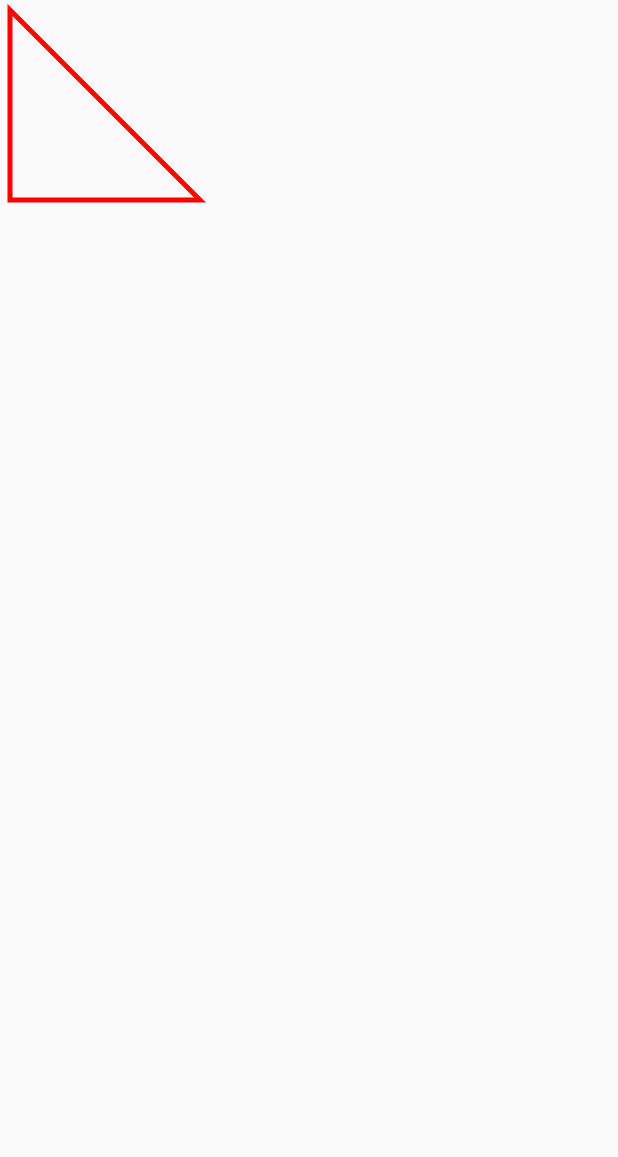
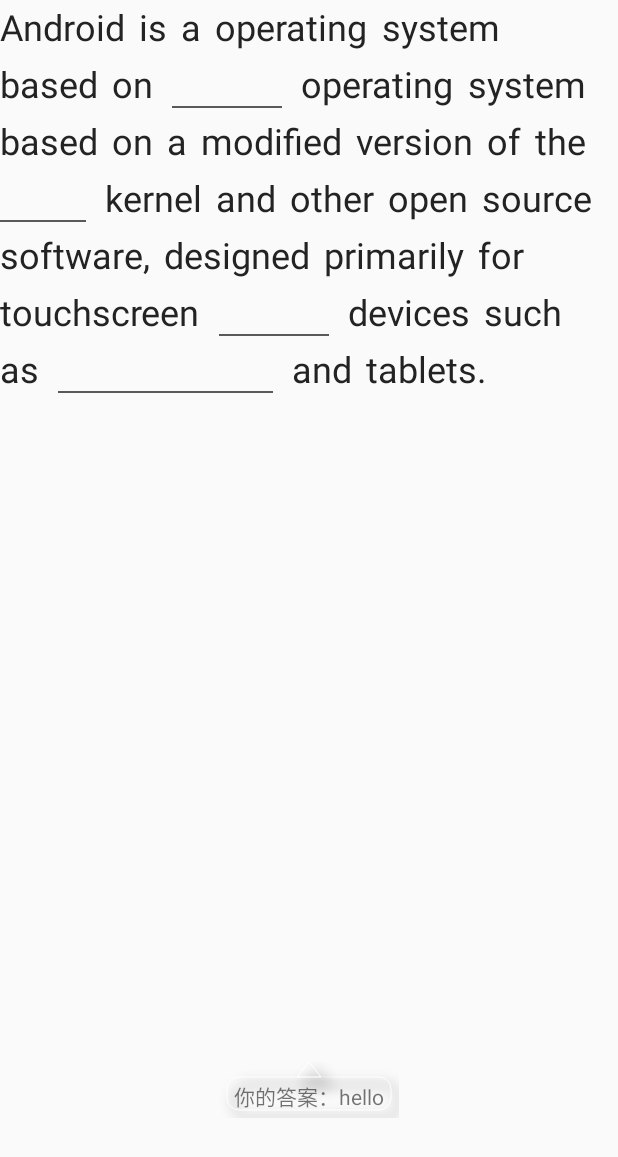
Before and after one commit to yibulaxi/DevNotes, an Android app: the screen it shows after launch (ViewActivity before the commit, WordActivity after it), on a phone screen of 412 x 824 dp. Shown: the top 1157 px of the screen. Run offline under Robolectric (Android 15) with nearby library versions, the phone set to English and light mode, and no system bars.

Commit message:
1. 尝试绘制 AlertView

```diff
--- a/app/src/main/AndroidManifest.xml
+++ b/app/src/main/AndroidManifest.xml
@@ -9,7 +9,7 @@
         android:roundIcon="@drawable/app_icon"
         android:supportsRtl="true"
         android:theme="@style/NoTitle">
-        <activity android:name="cn.kk.elementary.chapter1.ViewActivity">
+        <activity android:name=".WordActivity">
             <intent-filter>
                 <action android:name="android.intent.action.MAIN" />
 
--- a/app/src/main/java/cn/kk/customview/WordActivity.kt
+++ b/app/src/main/java/cn/kk/customview/WordActivity.kt
@@ -1,23 +1,16 @@
 package cn.kk.customview
 
-import android.graphics.Color
 import android.os.Bundle
-import android.view.Gravity
-import android.view.ViewGroup
-import android.widget.Button
-import android.widget.EditText
-import android.widget.TextView
 import android.widget.Toast
 import androidx.appcompat.app.AppCompatActivity
 import cn.kk.customview.utils.MyData
-import cn.kk.customview.widget.FlowLayout
-import cn.kk.customview.widget.InputView
+import cn.kk.customview.widget.WordInputViewNew
 import kotlinx.android.synthetic.main.activity_word.*
 
 val SENTENCES =
     "Android is a mobile operating system based on a modified version of the Linux kernel and other open source software, designed primarily for touchscreen mobile devices such as smartphones and tablets."
 
-class WordActivity : AppCompatActivity(), InputView.OnSpellFinishListener {
+class WordActivity : AppCompatActivity(), WordInputViewNew.OnSpellFinishListener {
 
     override fun onCreate(savedInstanceState: Bundle?) {
         super.onCreate(savedInstanceState)
--- a/app/src/main/java/cn/kk/customview/utils/ValueUtil.kt
+++ b/app/src/main/java/cn/kk/customview/utils/ValueUtil.kt
@@ -22,5 +22,4 @@ class ValueUtil {
             ).toInt()
         }
     }
-
 }
--- a/app/src/main/java/cn/kk/customview/widget/AlertView.kt
+++ b/app/src/main/java/cn/kk/customview/widget/AlertView.kt
@@ -21,32 +21,57 @@ private const val TAG = "AlertView"
 class AlertView(context: Context?, attrs: AttributeSet?) : TextView(context, attrs) {
     val paint: Paint = Paint(Paint.ANTI_ALIAS_FLAG)
     val rect: RectF = RectF()
+    val roundRX = ValueUtil.dp2px(8f)
+    val roundRY = ValueUtil.dp2px(8f)
 
     constructor(context: Context?) : this(context, null)
 
     init {
         paint.apply {
             style = Paint.Style.STROKE
+            setShadowLayer(10f,8f,8f,Color.BLACK)
         }
-        setPadding(ValueUtil.dp2pxInt(4f))
+        setPadding(ValueUtil.dp2pxInt(10f),ValueUtil.dp2pxInt(12f),ValueUtil.dp2pxInt(10f),ValueUtil.dp2pxInt(4f))
         elevation = ValueUtil.dp2px(20f)
         gravity = Gravity.START
-        setBackgroundColor(Color.WHITE)
+//        setBackgroundColor(Color.WHITE)
+
     }
 
-    override fun onMeasure(widthMeasureSpec: Int, heightMeasureSpec: Int) {
-        val width = paint.measureText(text.toString())
-
-
-    }
 
     override fun onDraw(canvas: Canvas) {
         super.onDraw(canvas)
 
-        /* // 绘制边框形状
-         rect.right = width - 5f
-         rect.bottom = height - 5f
-         canvas.drawRoundRect(rect,8f,8f,paint)*/
+        canvas.drawARGB(0, 255, 255, 255)
+
+        // 绘制边框形状
+        rect.left = 8f
+        rect.right = width.toFloat() - 8
+        rect.top = ValueUtil.dp2px(10f)
+        rect.bottom = height.toFloat() - 8f
+
+        paint.style = Paint.Style.STROKE
+        paint.color = Color.WHITE
+        canvas.drawRoundRect(rect, roundRX, roundRY, paint)
+
+
+        // 绘制三角形
+        val path = Path()
+        val siderSize = ValueUtil.dp2px(16f)
+
+        val startAPX = width / 2f - siderSize / 2f
+        val startAPY = rect.top
+
+
+
+        path.moveTo(startAPX,startAPY)
+        path.lineTo(width / 2f,0f)
+        path.lineTo(startAPX + siderSize,startAPY)
+        path.close()
+
+        canvas.drawPath(path,paint)
+
+
 
     }
 }
--- a/app/src/main/java/cn/kk/customview/widget/InputView.kt
+++ b/app/src/main/java/cn/kk/customview/widget/WordInputViewNew.kt
@@ -2,6 +2,7 @@ package cn.kk.customview.widget
 
 import android.app.Activity
 import android.content.Context
+import android.content.res.Resources
 import android.graphics.Canvas
 import android.graphics.Color
 import android.graphics.Paint
@@ -9,23 +10,26 @@ import android.text.*
 import android.text.style.ForegroundColorSpan
 import android.util.AttributeSet
 import android.util.Log
+import android.util.TypedValue
 import android.view.*
 import android.view.inputmethod.EditorInfo
 import android.view.inputmethod.InputMethodManager
 import android.widget.EditText
 import android.widget.TextView
 import cn.kk.customview.R
-import cn.kk.customview.utils.ValueUtil
+import cn.kk.customview.widget.WordInputViewNew.Companion.dp2px
+import cn.kk.customview.widget.WordInputViewNew.Companion.dp2pxInt
 import java.util.*
 
 private const val TAG = "InputView"
+
 // 要隐藏（默写）的单词标签前半部分
 val PRE_WORD_KEY_STR = "<span class=\"key\">"
 
 // 要隐藏（默写）的单词标签后半部分
 val SUFFIX_WORD_KEY_STR = "</span>"
 
-val CHILD_VIEW_HEIGHT = ValueUtil.dp2pxInt(35f)
+val CHILD_VIEW_HEIGHT = dp2pxInt(35f)
 val TEXT_SZIE_OF_NORMAL_WORD = 24f
 val TEXT_SZIE_OF_SPACE_WORD = 24f
 const val STATE_NORMAL = 0
@@ -33,10 +37,10 @@ const val STATE_ERROR = 1
 const val STATE_CORRECT = 2
 const val STATE_HELP = 3
 
-val WORD_SPACE_PADDING_BOTTOM = ValueUtil.dp2pxInt(1f)
-val WORD_NORMAL_PADDING_BOTTOM = ValueUtil.dp2pxInt(1f)
+val WORD_SPACE_PADDING_BOTTOM = dp2pxInt(1f)
+val WORD_NORMAL_PADDING_BOTTOM = dp2pxInt(1f)
 
-val WORD_SPACE_UNDER_LINE_THIN = ValueUtil.dp2px(1f)
+val WORD_SPACE_UNDER_LINE_THIN = dp2px(1f)
 
 // （拼写正确和拼写错误的颜色透明度都为 0.6, 转化成十六进制：99），且和要获取当前主题下面对应的颜色
 
@@ -62,7 +66,8 @@ val DEFAULT_WORD_SPACE_MAX_WIDTH_TIMES = 2 // 挖空单词填空的最大宽度
  * 4. 单词拼写后，答对答错的提示颜色需要确认是否和 iOS 统一
  */
 
-class InputView(context: Context?, attributeSet: AttributeSet?) : ViewGroup(context, attributeSet) {
+class WordInputViewNew(context: Context?, attributeSet: AttributeSet?) :
+    ViewGroup(context, attributeSet) {
 
     var inputViewWidth = 0
     var mVerticalSpacing = DEFAULT_VERTICAL_SPACING // 行间距
@@ -90,13 +95,13 @@ class InputView(context: Context?, attributeSet: AttributeSet?) : ViewGroup(cont
             field = value
         }
 
-    val inputView: InputView
+    val inputView: WordInputViewNew
 
     // 存放单词的 view 集合
     val wordViewList = mutableListOf<EditText>()
 
     // 存放单词的集合
-    val wordList = mutableListOf<InputView.Word>()
+    val wordList = mutableListOf<WordInputViewNew.Word>()
     var currentWord: Word? = null
     var currentSpellState = STATE_NORMAL
     var mCurrentUserInput = ""
@@ -111,12 +116,10 @@ class InputView(context: Context?, attributeSet: AttributeSet?) : ViewGroup(cont
         inputViewWidth = width
         alertView = TextView(context).apply {
             setBackgroundColor(Color.WHITE)
-            elevation = ValueUtil.dp2px(4f)
+            elevation = dp2px(4f)
         }
         wordUnderLinePaint.setColor(COLOR_SPACE_WORD_UNDER_LINE)
         wordUnderLinePaint.strokeWidth = WORD_SPACE_UNDER_LINE_THIN
-        // 设置水平方向的 padding 会导致最后几个 view 显示不出来，不知道为什么，因此先不设置 padding
-//        setPadding(16, 10, 16, 0)
 
         // ViewGroup 默认不会调用 onDraw() 所以，调用这个方法，让其调用 onDraw()
         setWillNotDraw(false)
@@ -550,7 +553,7 @@ class InputView(context: Context?, attributeSet: AttributeSet?) : ViewGroup(cont
         var alertMsg = ""
         if (inputWord.length > mCurrentFocusKeyWordAnswer.length) {
             alertMsg =
-                inputWord.substring(0, mCurrentFocusKeyWordAnswer.length - 1).plus("...")
+                inputWord.substring(0, mCurrentFocusKeyWordAnswer.length).plus("...")
         } else {
             alertMsg = inputWord
         }
@@ -576,21 +579,20 @@ class InputView(context: Context?, attributeSet: AttributeSet?) : ViewGroup(cont
 
         ((context as Activity).window.decorView as ViewGroup).addView(alertView.apply {
             val pre_str = "你的答案："
-            val alertMsg = "$pre_str${alertMsg}"
-            text = SpannableStringBuilder(alertMsg).apply {
+            val alertMsgStr = "$pre_str${alertMsg}"
+            text = SpannableStringBuilder(alertMsgStr).apply {
 
                 setSpan(
                     ForegroundColorSpan(COLOR_ERROR),
                     pre_str.length,
-                    alertMsg.length,
+                    alertMsgStr.length,
                     Spannable.SPAN_INCLUSIVE_EXCLUSIVE
                 )
             }
-            val paddingLeft = ValueUtil.dp2px(5f).toInt()
-            val paddingRight = ValueUtil.dp2px(5f).toInt()
-            val paddingBottom = ValueUtil.dp2px(5f).toInt()
+            val paddingLeft = dp2px(8f).toInt()
+            val paddingRight = dp2px(8f).toInt()
             setPadding(paddingLeft, 0, paddingRight, 0)
-            val targetWidth = this.paint.measureText(alertMsg) + paddingLeft + paddingRight
+            val targetWidth = this.paint.measureText(alertMsgStr) + paddingLeft + paddingRight
             Log.d(TAG, "onError: targetWidth= ${targetWidth}")
 
             var alertViewStartX = posX - targetWidth / 2
@@ -598,12 +600,12 @@ class InputView(context: Context?, attributeSet: AttributeSet?) : ViewGroup(cont
             alertViewStartX = Math.max(0f, alertViewStartX)
 
             //限制起点坐标右边界: alertViewStartX + targetWidth <= inputView width
-            alertViewStartX = Math.min(alertViewStartX, this@InputView.right.toFloat())
+            alertViewStartX = Math.min(alertViewStartX, this@WordInputViewNew.right.toFloat())
 
             setX(alertViewStartX)
-            setY(posY + currentFocusEditText!!.height + ValueUtil.dp2px(10f)) // 不知道为什么高度不够，所以再加一次
-//            setBackgroundResource(R.drawable.ic_alert_word_error)
-            setBackgroundResource(R.drawable.rectange_corner)
+            setY(posY + currentFocusEditText!!.height + dp2px(10f)) // 不知道为什么高度不够，所以再加一次
+//            setBackgroundResource(R.drawable.rectange_corner)
+            setBackgroundResource(R.drawable.ic_alert_word_error_big) // 用这个背景，第一次没有文字，找不到原因
             gravity = Gravity.CENTER_VERTICAL
 
             val myLayoutParams = LayoutParams(
@@ -878,8 +880,26 @@ class InputView(context: Context?, attributeSet: AttributeSet?) : ViewGroup(cont
                 return field
             }
 
-        fun isWord(): Boolean{
+        fun isWord(): Boolean {
             return spellPart != null
         }
     }
+
+    companion object {
+        fun dp2px(value: Float): Float {
+            return TypedValue.applyDimension(
+                TypedValue.COMPLEX_UNIT_DIP,
+                value,
+                Resources.getSystem().displayMetrics
+            )
+        }
+
+        fun dp2pxInt(value: Float): Int {
+            return TypedValue.applyDimension(
+                TypedValue.COMPLEX_UNIT_DIP,
+                value,
+                Resources.getSystem().displayMetrics
+            ).toInt()
+        }
+    }
 }
--- a/app/src/main/res/layout/activity_word.xml
+++ b/app/src/main/res/layout/activity_word.xml
@@ -4,7 +4,7 @@
     android:layout_width="match_parent"
     android:layout_height="match_parent">
 
-    <cn.kk.customview.widget.InputView
+    <cn.kk.customview.widget.WordInputViewNew
         android:id="@+id/inputView"
         android:layout_width="match_parent"
         android:layout_height="wrap_content"
@@ -15,5 +15,15 @@
         app:layout_constraintTop_toTopOf="parent"
         app:layout_constraintVertical_bias="0.0" />
 
+    <cn.kk.customview.widget.AlertView
+        android:text="你的答案：hello"
+        app:layout_constraintTop_toTopOf="parent"
+        app:layout_constraintVertical_bias="0.9"
+        app:layout_constraintRight_toRightOf="parent"
+        app:layout_constraintLeft_toLeftOf="parent"
+        app:layout_constraintBottom_toBottomOf="parent"
+        android:layout_width="wrap_content"
+        android:layout_height="wrap_content"/>
+
 
 </androidx.constraintlayout.widget.ConstraintLayout>
--- a/build.gradle
+++ b/build.gradle
@@ -6,7 +6,7 @@ buildscript {
         jcenter()
     }
     dependencies {
-        classpath 'com.android.tools.build:gradle:4.0.1'
+        classpath 'com.android.tools.build:gradle:4.1.3'
         classpath "org.jetbrains.kotlin:kotlin-gradle-plugin:$kotlin_version"
 
         // NOTE: Do not place your application dependencies here; they belong
```
Also changed, not shown: app/src/main/res/drawable/triangle.xml (added, +17 -0 lines), app/src/main/res/drawable/ic_alert_word_error.9.png, app/src/main/res/drawable/ic_alert_word_error_big.9.png (added), gradle/wrapper/gradle-wrapper.properties.
